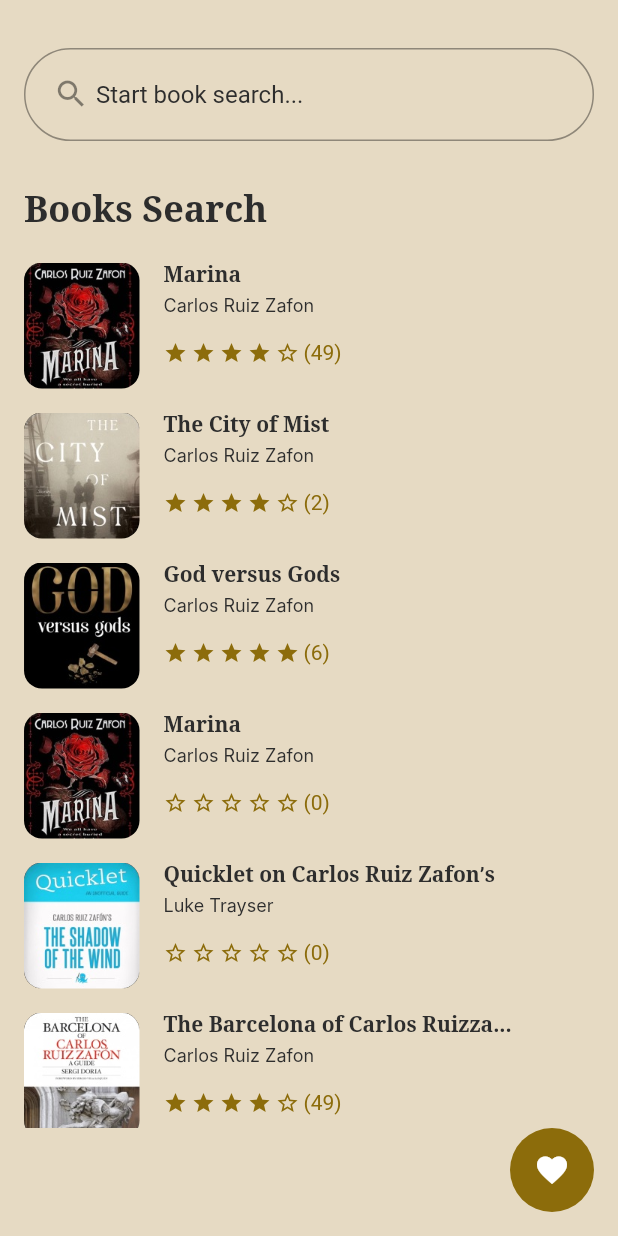
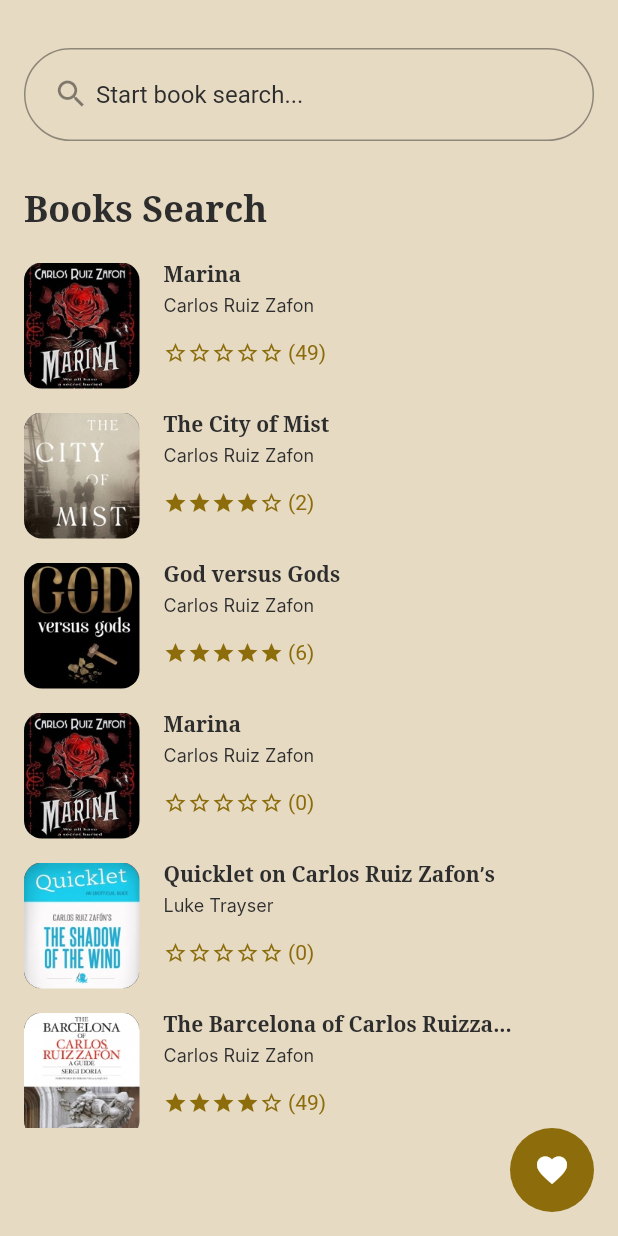
Before and after one commit to IgorsBlagodjors/book_library, a Flutter app: the screen it shows after launch, on a phone screen of 412 x 824 dp. Run offline on Flutter 3.47's test engine with Material 2 defaults, Android fonts, the phone set to English and light mode, and no system bars; our stand-ins replace equatable, flutter_bloc; Roboto replaces fonts that are missing (Inter).

Commit message:
FAIB-24:Homework 7: Practice #1, fixed

```diff
--- a/lib/book_llist_page.dart
+++ b/lib/book_llist_page.dart
@@ -16,14 +16,14 @@ class BookListPage extends StatefulWidget {
 }
 
 class _BookListPageState extends State<BookListPage> {
-  late final BooksRepository booksRepository;
-  Future<List<BookInfo>>? booksFuture;
+  late final BooksRepository _booksRepository;
+  Future<List<BookInfo>>? _booksFuture;
 
   @override
   void initState() {
     super.initState();
-    booksRepository = context.read();
-    booksFuture = booksRepository.getBook();
+    _booksRepository = context.read();
+    _booksFuture = _booksRepository.getBooks();
   }
 
   @override
@@ -38,10 +38,9 @@ class _BookListPageState extends State<BookListPage> {
             children: [
               const SizedBox(height: 32),
               TextFormField(
-                //controller: _searchController,
                 onFieldSubmitted: (query) {
                   setState(() {
-                    booksFuture = booksRepository.search(query);
+                    _booksFuture = _booksRepository.search(query);
                   });
                 },
 
@@ -88,7 +87,7 @@ class _BookListPageState extends State<BookListPage> {
               ),
               Expanded(
                 child: FutureBuilder<List<BookInfo>>(
-                  future: booksFuture,
+                  future: _booksFuture,
                   builder: (context, snapshot) {
                     final books = snapshot.data ?? [];
                     return ListView.separated(
--- a/lib/design_system/book_info.dart
+++ b/lib/design_system/book_info.dart
@@ -9,12 +9,8 @@ class BookInfo extends Equatable {
   final String description;
   final String releasedDate;
   final String numberOfPage;
-  final String rating;
-  final Icon star1;
-  final Icon star2;
-  final Icon star3;
-  final Icon star4;
-  final Icon star5;
+  final String averageRating;
+  final int rating;
 
   const BookInfo({
     required this.description,
@@ -24,12 +20,8 @@ class BookInfo extends Equatable {
     required this.grade,
     required this.numberOfPage,
     required this.releasedDate,
+    required this.averageRating,
     required this.rating,
-    required this.star1,
-    required this.star2,
-    required this.star3,
-    required this.star4,
-    required this.star5,
   });
 
   @override
@@ -41,11 +33,7 @@ class BookInfo extends Equatable {
         grade,
         numberOfPage,
         releasedDate,
+        averageRating,
         rating,
-        star1,
-        star2,
-        star3,
-        star4,
-        star5,
       ];
 }
--- a/lib/design_system/book_list_item.dart
+++ b/lib/design_system/book_list_item.dart
@@ -1,5 +1,6 @@
 import 'package:book_library/book_details_page.dart';
 import 'package:book_library/design_system/app_colors.dart';
+import 'package:book_library/design_system/app_icons.dart';
 import 'package:book_library/design_system/app_typography.dart';
 import 'package:book_library/design_system/book_info.dart';
 import 'package:flutter/material.dart';
@@ -13,20 +14,19 @@ class BLBookListItem extends StatelessWidget {
   Widget build(BuildContext context) {
     return SizedBox(
       height: 84,
+      child: GestureDetector(
+        onTap: (){
+          _showBookDetailsPage(context);
+        },
         child: Row(
           children: [
-          GestureDetector(
-            onTap: () {
-              _showBookDetailsPage(context);
-            },
-            child: ClipRRect(
+            ClipRRect(
               borderRadius: BorderRadius.circular(12),
               child: Image.asset(
                 items.assetImage,
                 height: 84,
                 width: 77,
                 fit: BoxFit.cover,
-              ),
               ),
             ),
             const SizedBox(
@@ -37,46 +37,36 @@ class BLBookListItem extends StatelessWidget {
                 mainAxisAlignment: MainAxisAlignment.start,
                 crossAxisAlignment: CrossAxisAlignment.start,
                 children: [
-                GestureDetector(
-                  onTap: () {
-                    _showBookDetailsPage(context);
-                  },
-                  child: Text(
+                  Text(
                     items.title,
                     style: AppTypography.subtitle1Bold.copyWith(
                       color: AppColors.baseOnPrimaryLight,
                     ),
                     overflow: TextOverflow.ellipsis,
                   ),
-                ),
                   const SizedBox(height: 4),
-                GestureDetector(
-                  onTap: () {
-                    _showBookDetailsPage(context);
-                  },
-                  child: Text(
+                  Text(
                     items.author,
                     style: AppTypography.caption2Regular.copyWith(
                       color: AppColors.baseOnPrimaryLight,
                     ),
                     overflow: TextOverflow.ellipsis,
                   ),
-                ),
                   const SizedBox(
-                  height: 17.3,
+                    height: 17,
                   ),
                   Row(
                     children: [
-                    items.star1,
-                    const SizedBox(width: 2.67),
-                    items.star2,
-                    const SizedBox(width: 2.67),
-                    items.star3,
-                    const SizedBox(width: 2.67),
-                    items.star4,
-                    const SizedBox(width: 2.67),
-                    items.star5,
-                    const SizedBox(width: 2.67),
+                      Row(
+                        children: List.generate(5, (index) {
+                          if (index < items.rating) {
+                            return AppIcons.star;
+                          } else {
+                            return AppIcons.starBorder;
+                          }
+                        }),
+                      ),
+                      const SizedBox(width: 3),
                       Text(
                         items.grade,
                         style: const TextStyle(
@@ -90,6 +80,7 @@ class BLBookListItem extends StatelessWidget {
             )
           ],
         ),
+      ),
     );
   }
 
--- a/lib/design_system/books_repository.dart
+++ b/lib/design_system/books_repository.dart
@@ -1,6 +1,6 @@
 import 'package:book_library/design_system/book_info.dart';
 
 abstract class BooksRepository {
-  Future<List<BookInfo>> getBook();
+  Future<List<BookInfo>> getBooks();
   Future<List<BookInfo>> search(String query);
 }
```
Also changed, not shown: lib/book_details_number_item.dart (added, +57 -0 lines), lib/book_details_page.dart (+15 -123 lines), lib/book_home_2.dart (+28 -1 lines), lib/design_system/in_memory_books_repository.dart (+15 -37 lines). Lines whose indentation alone changed are shown as unchanged.
